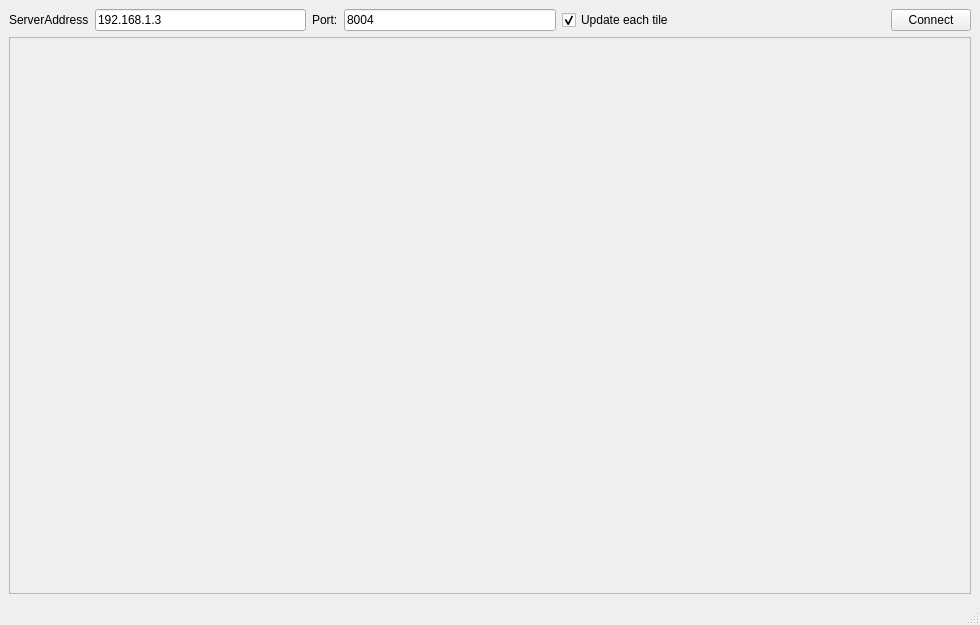
This is ExRenderClient/GUI/ExRenderClientGui.ui in wibus/ExTh-Suite as Qt 5 draws it before an edit. The edited form follows.
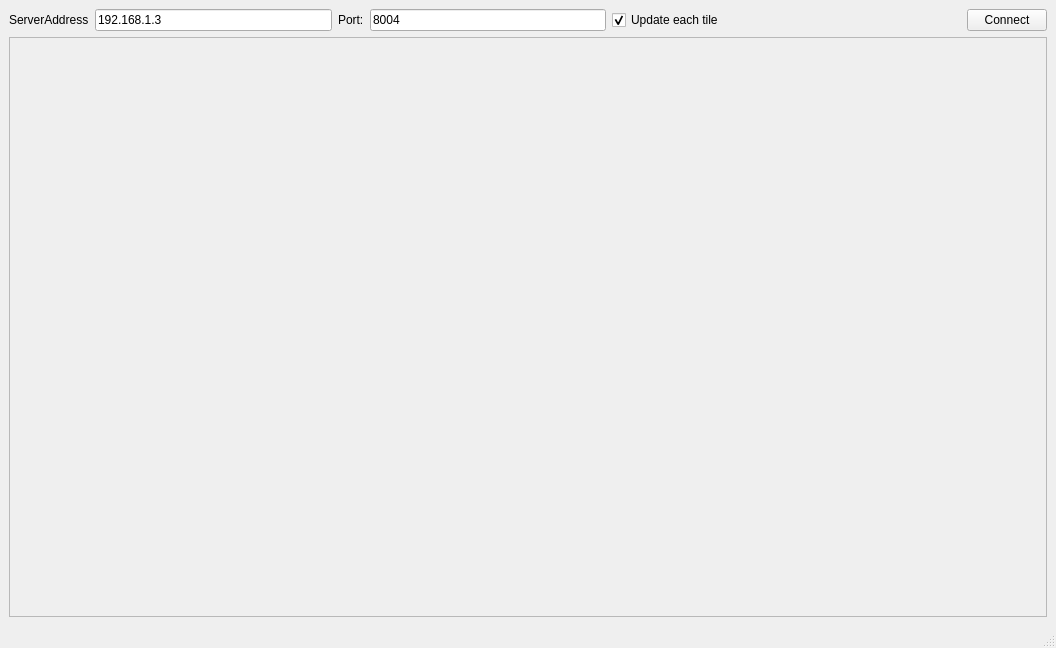
This is the edited form.

Commit message: Making ExRenderClient scrolling area large enough to escape scroll bar toggling of death

```diff
--- a/ExRenderClient/GUI/ExRenderClientGui.ui
+++ b/ExRenderClient/GUI/ExRenderClientGui.ui
@@ -6,8 +6,8 @@
    <rect>
     <x>0</x>
     <y>0</y>
-    <width>978</width>
-    <height>625</height>
+    <width>1056</width>
+    <height>648</height>
    </rect>
   </property>
   <property name="windowTitle">
@@ -87,8 +87,8 @@
      <widget class="QScrollArea" name="viewScrollArea">
       <property name="minimumSize">
        <size>
-        <width>962</width>
-        <height>542</height>
+        <width>1000</width>
+        <height>580</height>
        </size>
       </property>
       <property name="widgetResizable">
@@ -102,8 +102,8 @@
         <rect>
          <x>0</x>
          <y>0</y>
-         <width>960</width>
-         <height>540</height>
+         <width>1036</width>
+         <height>578</height>
         </rect>
        </property>
       </widget>
```
